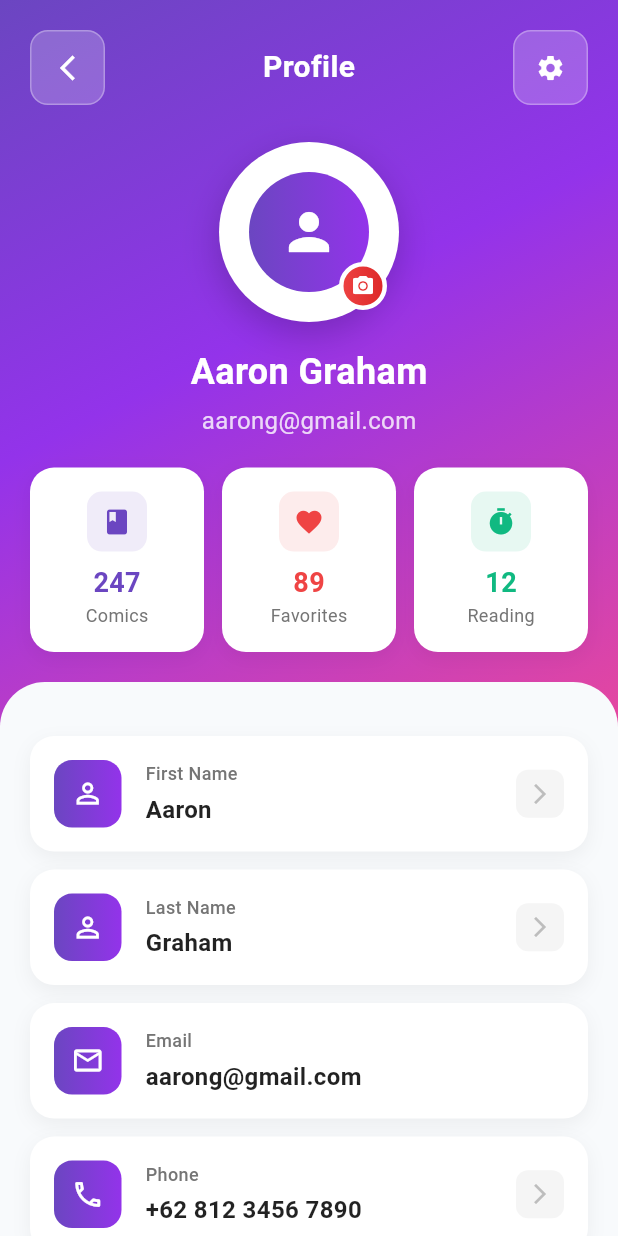
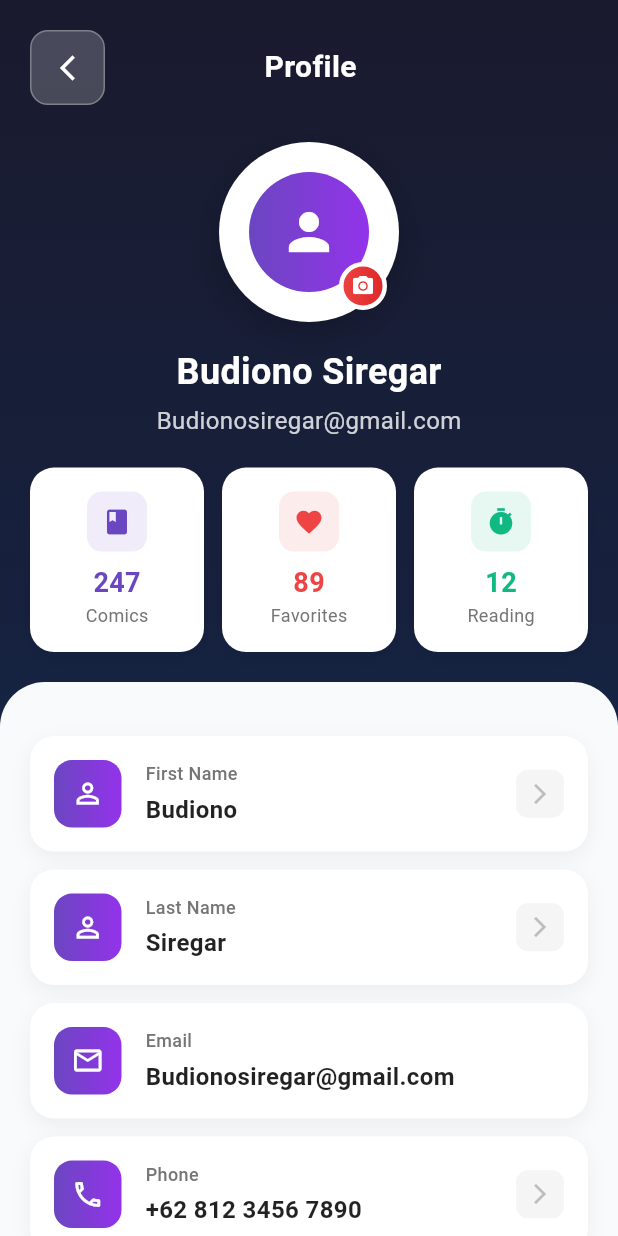
Before and after one commit to Aziezzz/Comic-Marvel-App, a Flutter app: the ProfilPages screen opened directly, on a phone screen of 412 x 824 dp. Run offline on Flutter 3.47's test engine with Material 3 defaults, Android fonts, the light colour scheme and no system bars.

Commit message:
Remove color background login & profile

```diff
--- a/lib/pages/profile_pages.dart
+++ b/lib/pages/profile_pages.dart
@@ -1,3 +1,5 @@
+// ignore_for_file: deprecated_member_use
+
 import 'package:flutter/material.dart';
 import 'package:marvel_comic_app/pages/login_pages.dart'; // Sesuaikan dengan path Anda
 
@@ -15,10 +17,10 @@ class _ProfilPagesState extends State<ProfilPages> with TickerProviderStateMixin
 
   // Sample user data
   final Map<String, String> _userData = {
-    'firstName': 'Aaron',
-    'lastName': 'Graham',
-    'email': 'aarong@gmail.com',
-    'birth': 'January 15, 1995',
+    'firstName': 'Budiono',
+    'lastName': 'Siregar',
+    'email': 'Budionosiregar@gmail.com',
+    'birth': 'January 15, 1999',
     'gender': 'Male',
     'phone': '+62 812 3456 7890',
     'location': 'Jakarta, Indonesia',
@@ -494,15 +496,13 @@ class _ProfilPagesState extends State<ProfilPages> with TickerProviderStateMixin
         height: double.infinity,
         decoration: const BoxDecoration(
           gradient: LinearGradient(
-            begin: Alignment.topLeft,
-            end: Alignment.bottomRight,
+            begin: Alignment.topCenter,
+            end: Alignment.bottomCenter,
             colors: [
-              Color(0xFF6B46C1),
-              Color(0xFF9333EA),
-              Color(0xFFEC4899),
-              Color(0xFFEF4444),
+              Color(0xFF1A1A2E),
+              Color(0xFF16213E),
+              Color(0xFF0F3460),
             ],
-            stops: [0.0, 0.3, 0.7, 1.0],
           ),
         ),
         child: SafeArea(
@@ -538,8 +538,9 @@ class _ProfilPagesState extends State<ProfilPages> with TickerProviderStateMixin
                                 ),
                               ),
                             ),
-                            const Spacer(),
-                            const Text(
+                            const Expanded(
+                              child: Center(
+                                child: Text(
                                   'Profile',
                                   style: TextStyle(
                                     color: Colors.white,
@@ -547,25 +548,10 @@ class _ProfilPagesState extends State<ProfilPages> with TickerProviderStateMixin
                                     fontWeight: FontWeight.bold,
                                   ),
                                 ),
-                            const Spacer(),
-                            Container(
-                              decoration: BoxDecoration(
-                                color: Colors.white.withOpacity(0.2),
-                                borderRadius: BorderRadius.circular(12),
-                                border: Border.all(
-                                  color: Colors.white.withOpacity(0.3),
-                                  width: 1,
                               ),
                             ),
-                              child: IconButton(
-                                onPressed: () {},
-                                icon: const Icon(
-                                  Icons.settings,
-                                  color: Colors.white,
-                                  size: 20,
-                                ),
-                              ),
-                            ),
+                            // Spacer pengganti settings agar tetap rata tengah
+                            const SizedBox(width: 48), // Lebar kira-kira sama dengan tombol back/settings
                           ],
                         ),
 
@@ -594,8 +580,8 @@ class _ProfilPagesState extends State<ProfilPages> with TickerProviderStateMixin
                                     child: Container(
                                       width: 80,
                                       height: 80,
-                                      decoration: BoxDecoration(
-                                        gradient: const LinearGradient(
+                                      decoration: const BoxDecoration(
+                                        gradient: LinearGradient(
                                           colors: [Color(0xFF6B46C1), Color(0xFF9333EA)],
                                         ),
                                         shape: BoxShape.circle,
@@ -767,15 +753,15 @@ class _ProfilPagesState extends State<ProfilPages> with TickerProviderStateMixin
                                   ),
                                   shadowColor: Colors.red.withOpacity(0.3),
                                 ),
-                                child: Row(
+                                child: const Row(
                                   mainAxisAlignment: MainAxisAlignment.center,
                                   children: [
-                                    const Icon(
+                                    Icon(
                                       Icons.logout_rounded,
                                       size: 20,
                                     ),
-                                    const SizedBox(width: 8),
-                                    const Text(
+                                    SizedBox(width: 8),
+                                    Text(
                                       'Logout',
                                       style: TextStyle(
                                         fontSize: 16,
--- a/lib/pages/register_pages.dart
+++ b/lib/pages/register_pages.dart
@@ -1,3 +1,5 @@
+// ignore_for_file: use_build_context_synchronously, deprecated_member_use
+
 import 'package:flutter/material.dart';
 
 class RegisterPage extends StatefulWidget {
@@ -385,7 +387,7 @@ class _RegisterPageState extends State<RegisterPage> {
                                     color: Colors.white.withOpacity(0.8),
                                     fontSize: 14,
                                   ),
-                                  children: [
+                                  children: const [
                                     TextSpan(
                                       text: 'Terms & Conditions',
                                       style: TextStyle(
```
Also changed, not shown: lib/pages/Search_pages.dart (+18 -16 lines), lib/pages/favorite_pages.dart (+50 -34 lines), lib/pages/home_pages.dart (+7 -2 lines), lib/pages/login_pages.dart (+30 -9 lines). Lines whose indentation alone changed are shown as unchanged.
